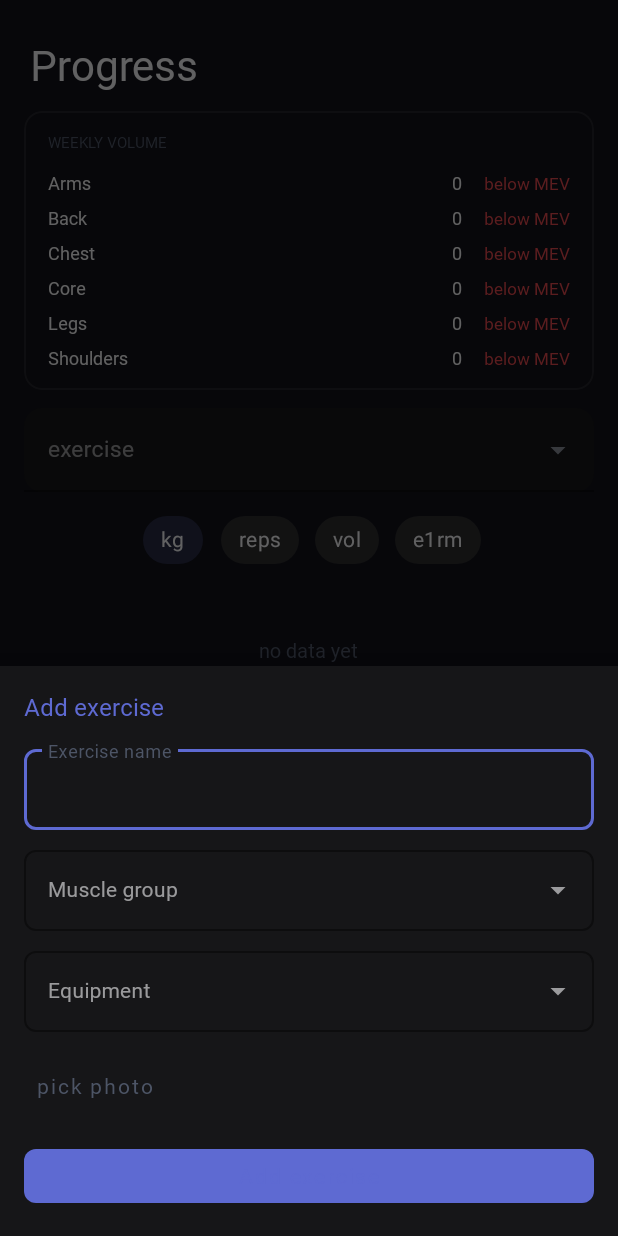
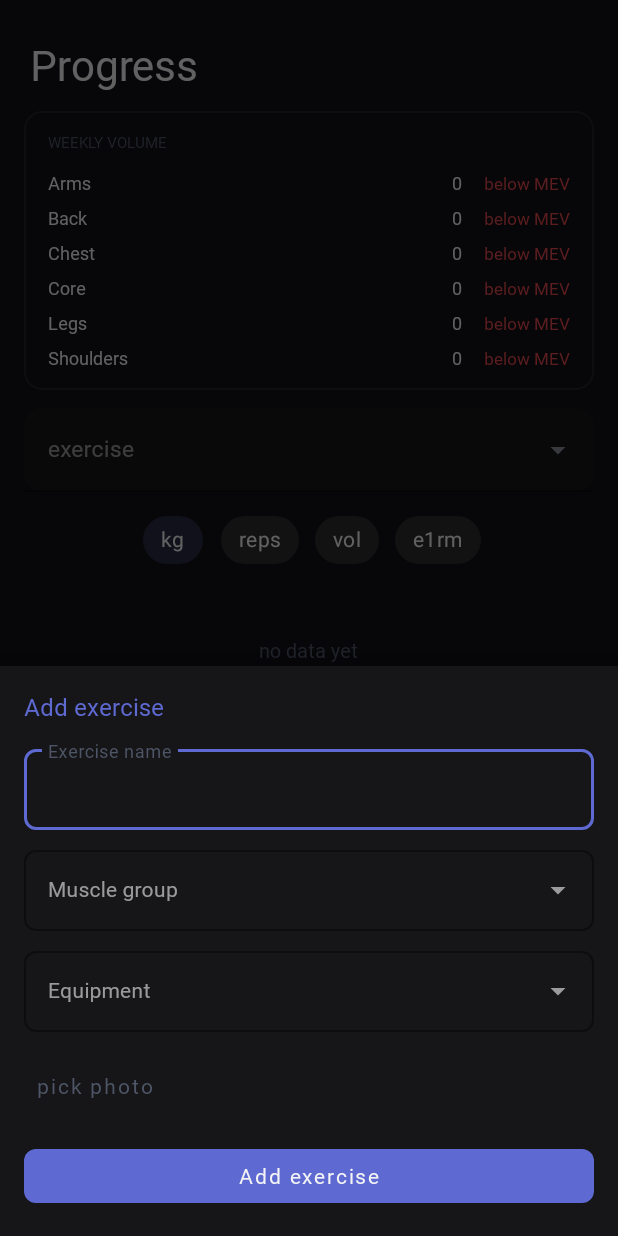
Before and after one commit to SpollaL/gymvoice, an Android app: the fragment AddExerciseBottomSheet placed in its activity, item 3 of the bottom bar chosen, on a phone screen of 412 x 824 dp. Run offline under Robolectric (Android 15) with nearby library versions, the phone set to English and light mode, and no system bars; our stand-ins replace Room's generated code; libraries missing offline, so code that uses them is left out: com.google.ai.edge.

Commit message:
fix: invisible button text on mauve background
colorOnPrimary resolves to background (#111118), making text invisible
on filled mauve buttons. Add explicit textColor="@color/text" to
add exercise, confirm log, and apply renames buttons.

Co-Authored-By: Claude Sonnet 4.6 <noreply@anthropic.com>

```diff
--- a/app/src/main/res/layout/bottom_sheet_add_exercise.xml
+++ b/app/src/main/res/layout/bottom_sheet_add_exercise.xml
@@ -105,6 +105,7 @@
         android:layout_width="match_parent"
         android:layout_height="wrap_content"
         android:text="Add exercise"
+        android:textColor="@color/text"
         android:textAllCaps="false"
         app:backgroundTint="@color/mauve" />
 
--- a/app/src/main/res/layout/bottom_sheet_confirm_match.xml
+++ b/app/src/main/res/layout/bottom_sheet_confirm_match.xml
@@ -36,6 +36,7 @@
         android:layout_height="wrap_content"
         android:layout_marginTop="12dp"
         android:text="Log"
+        android:textColor="@color/text"
         android:textAllCaps="false"
         app:backgroundTint="@color/mauve"
         app:cornerRadius="8dp" />
--- a/app/src/main/res/layout/bottom_sheet_rename_logs.xml
+++ b/app/src/main/res/layout/bottom_sheet_rename_logs.xml
@@ -42,6 +42,7 @@
         android:layout_height="wrap_content"
         android:layout_margin="16dp"
         android:text="Apply 0 renames"
+        android:textColor="@color/text"
         android:textAllCaps="false"
         app:backgroundTint="@color/mauve" />
 
```
